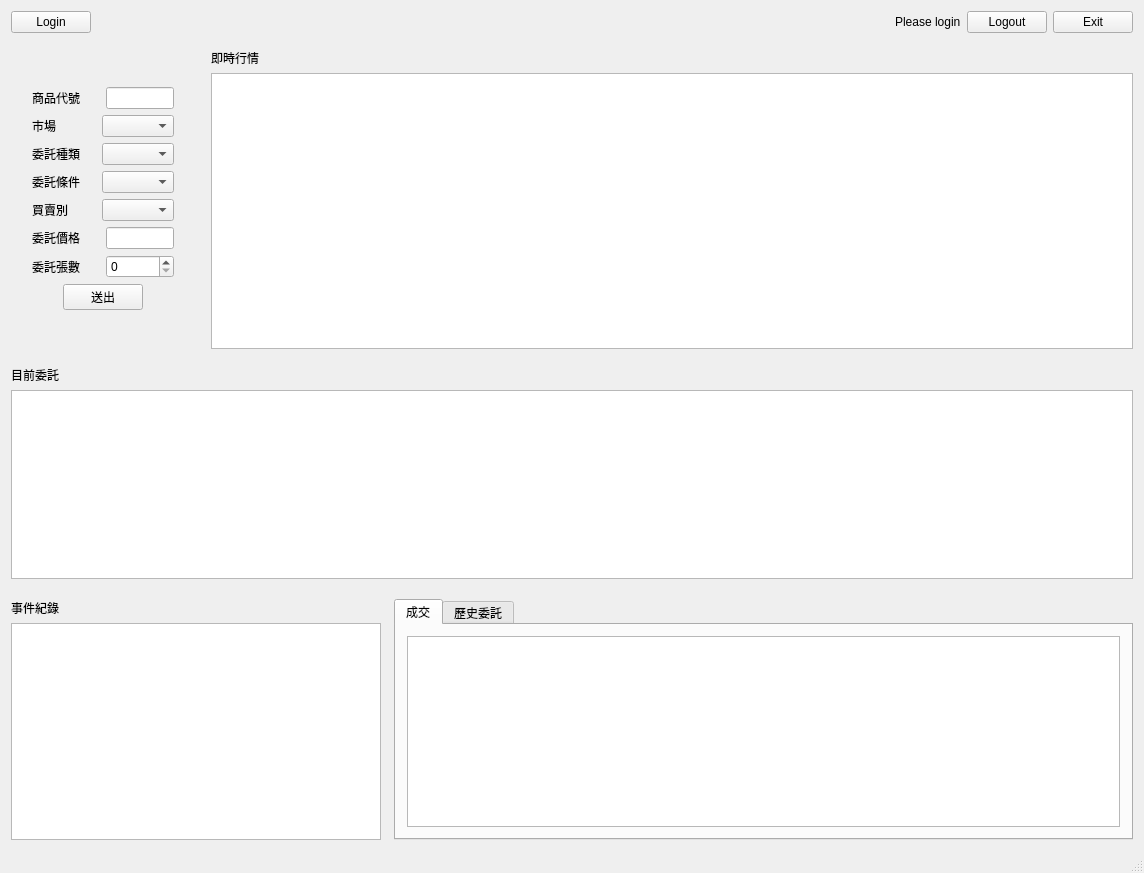
Above: orderBeta/mainwindow.ui from Gaitui/orderBeta before the change. Below: the same form after it.
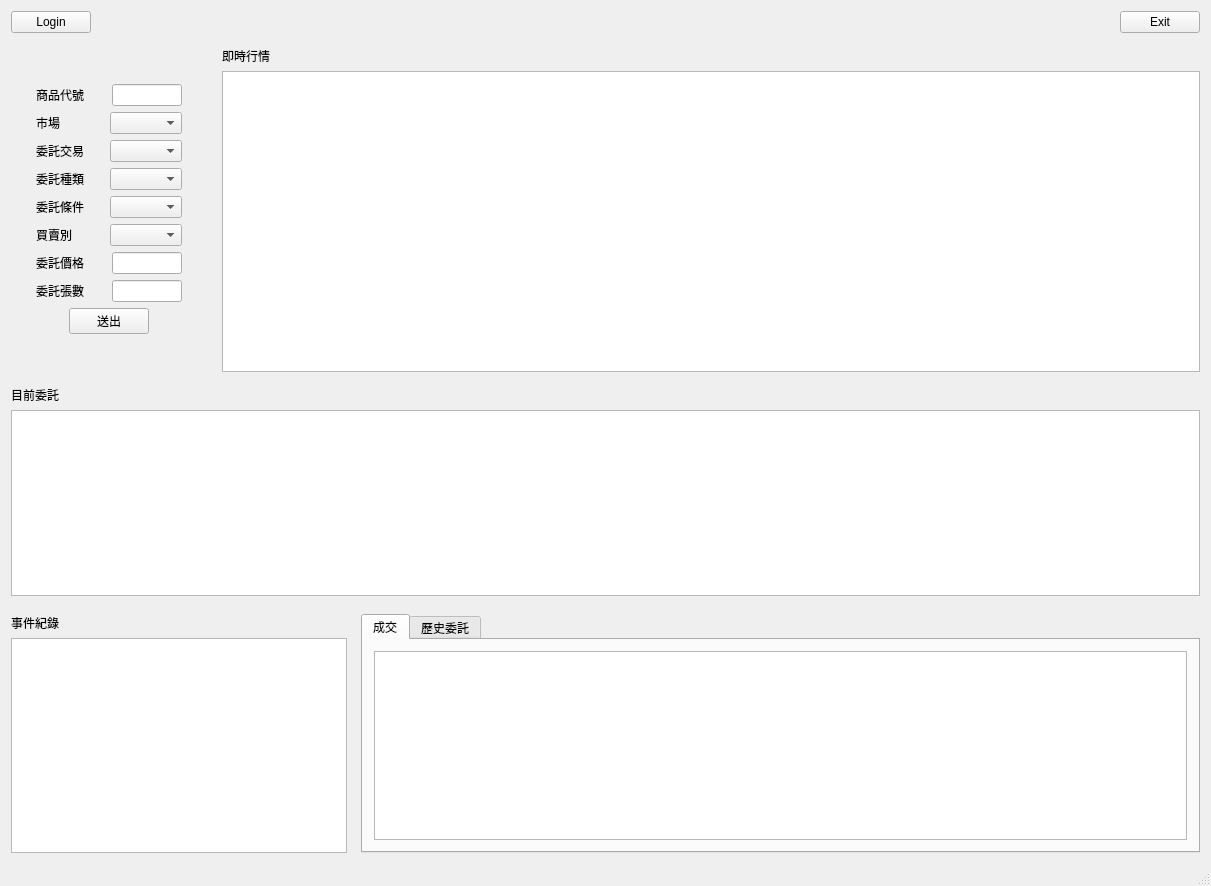
That is the form after the change. The open tabs and pages were chosen to show the change.

```diff
--- a/orderBeta/mainwindow.ui
+++ b/orderBeta/mainwindow.ui
@@ -6,8 +6,8 @@
    <rect>
     <x>0</x>
     <y>0</y>
-    <width>1144</width>
-    <height>873</height>
+    <width>1211</width>
+    <height>886</height>
    </rect>
   </property>
   <property name="windowTitle">
@@ -39,20 +39,6 @@
           </property>
          </spacer>
         </item>
-        <item>
-         <widget class="QLabel" name="user">
-          <property name="text">
-           <string>Please login</string>
-          </property>
-         </widget>
-        </item>
-        <item>
-         <widget class="QPushButton" name="logout">
-          <property name="text">
-           <string>Logout</string>
-          </property>
-         </widget>
-        </item>
         <item>
          <widget class="QPushButton" name="exit">
           <property name="text">
@@ -140,12 +126,26 @@
               <item>
                <widget class="QLabel" name="label_10">
                 <property name="text">
+                 <string>委託交易</string>
+                </property>
+               </widget>
+              </item>
+              <item>
+               <widget class="QComboBox" name="newentype"/>
+              </item>
+             </layout>
+            </item>
+            <item>
+             <layout class="QHBoxLayout" name="horizontalLayout_13">
+              <item>
+               <widget class="QLabel" name="label_8">
+                <property name="text">
                  <string>委託種類</string>
                 </property>
                </widget>
               </item>
               <item>
-               <widget class="QComboBox" name="comboBox_3"/>
+               <widget class="QComboBox" name="newortype"/>
               </item>
              </layout>
             </item>
@@ -192,7 +192,7 @@
              </layout>
             </item>
             <item>
-             <layout class="QHBoxLayout" name="horizontalLayout_2">
+             <layout class="QHBoxLayout" name="horizontalLayout_2" stretch="100,99">
               <item>
                <widget class="QLabel" name="label">
                 <property name="text">
@@ -201,7 +201,7 @@
                </widget>
               </item>
               <item>
-               <widget class="QSpinBox" name="spinBox"/>
+               <widget class="QLineEdit" name="newennum"/>
               </item>
              </layout>
             </item>
@@ -346,7 +346,7 @@
        </spacer>
       </item>
       <item>
-       <layout class="QHBoxLayout" name="horizontalLayout_8" stretch="50,1,100">
+       <layout class="QHBoxLayout" name="horizontalLayout_8" stretch="40,1,100">
         <item>
          <layout class="QVBoxLayout" name="verticalLayout_5">
           <item>
```
Left out of the diff: 16 changed lines with no effect on the pictures.
